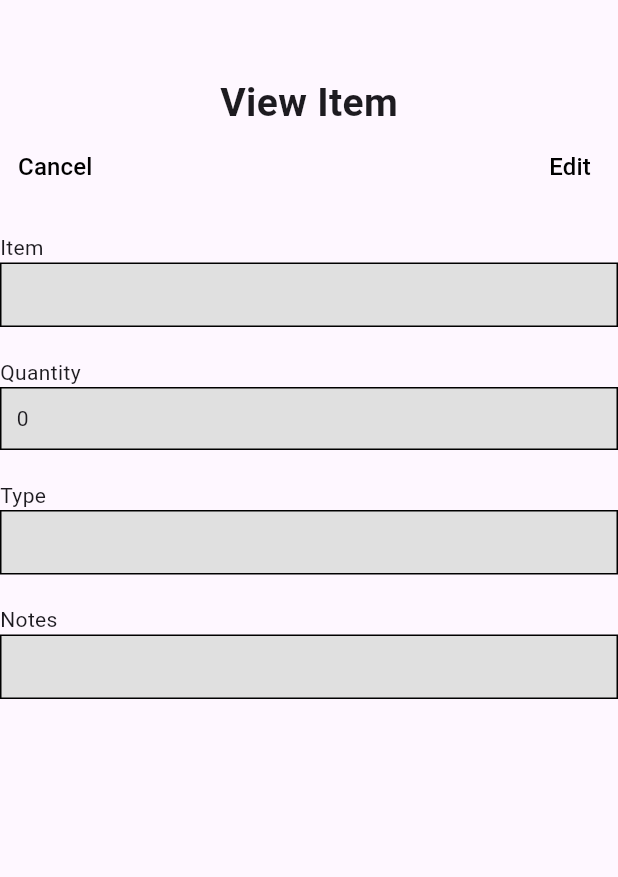
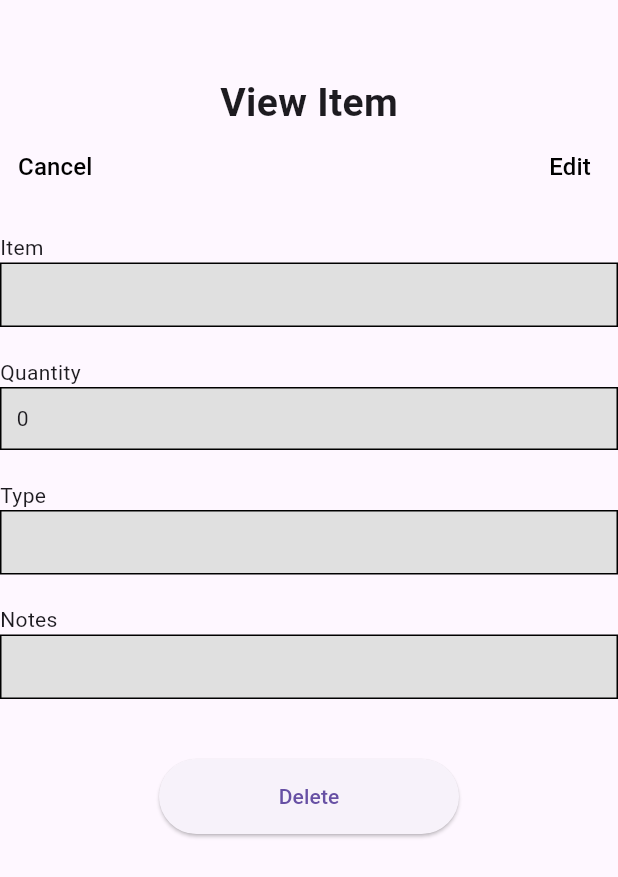
Before and after one commit to Jdd2020/rumii, a Flutter app: the ViewItem screen opened directly with empty values, on a phone screen of 412 x 824 dp. Shown: the top 877 px of the screen. Run offline on Flutter 3.47's test engine with Material 3 defaults, Android fonts, the phone set to English and light mode, and no system bars; missing offline and left inert: dart:ffi.

Commit message:
added the delete button

```diff
--- a/lib/views/Shopping/view_item_view.dart
+++ b/lib/views/Shopping/view_item_view.dart
@@ -62,6 +62,16 @@ class _ViewItemState extends State<ViewItem> {
           buildInfoRow('Quantity', widget.shop.quantity.toString()),
           buildInfoRow('Type', widget.shop.type),
           buildInfoRow('Notes', widget.shop.notes),
+          const SizedBox(height: 20),
+          SizedBox(
+            height: 50,
+            width: 200,
+            child: ElevatedButton(
+                onPressed: () {
+                  //the logic
+                },
+                child: const Text("Delete")),
+          )
         ],
       ),
     );
```
